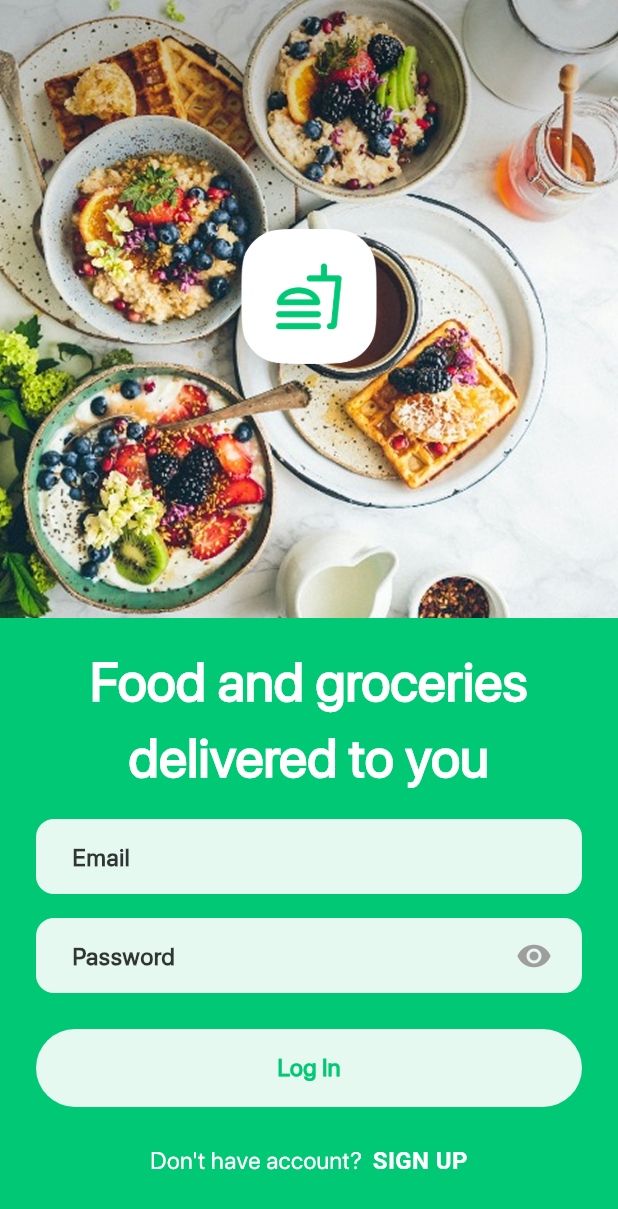
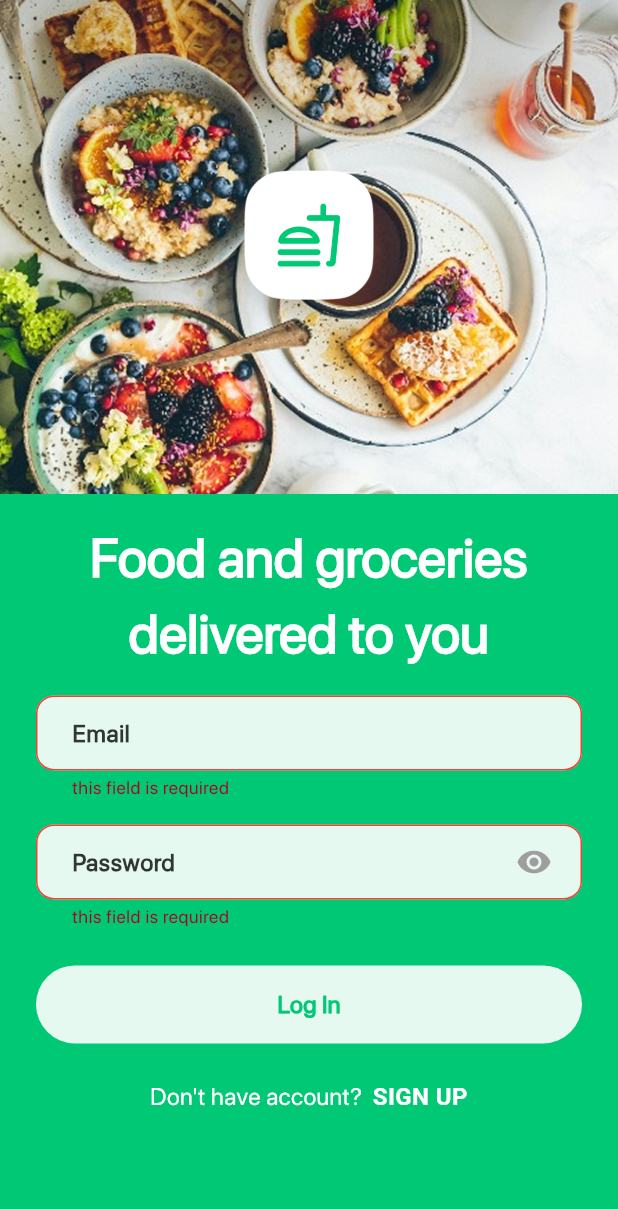
Before and after one commit to FakhrElddin/street_bite_app, a Flutter app: the screen it shows after launch, after a tap on "Log In", on a phone screen of 412 x 824 dp. Shown: the top 1209 px of the screen. Run offline on Flutter 3.47's test engine with Material 3 defaults, Android fonts, the phone set to English and light mode, and no system bars; our stand-ins replace cloud_firestore, connectivity_plus, dartz, dio, firebase_auth, firebase_core and 4 more; accounts and stored records are empty.

Commit message:
finish login logic

```diff
--- a/lib/core/di/di.dart
+++ b/lib/core/di/di.dart
@@ -2,7 +2,9 @@ import 'package:get_it/get_it.dart';
 import 'package:street_bite_app/core/services/auth_service.dart';
 import 'package:street_bite_app/features/auth/data/repositories/auth_repo_impl.dart';
 import 'package:street_bite_app/features/auth/domain/repositories/auth_repo.dart';
+import 'package:street_bite_app/features/auth/domain/use_cases/login_use_case.dart';
 import 'package:street_bite_app/features/auth/domain/use_cases/register_use_case.dart';
+import 'package:street_bite_app/features/auth/presentation/manager/login_cubit/login_cubit.dart';
 import 'package:street_bite_app/features/auth/presentation/manager/register_cubit/register_cubit.dart';
 
 final getIt = GetIt.instance;
@@ -14,6 +16,12 @@ void configureDependencies() {
   getIt.registerFactory<RegisterUseCase>(
     () => RegisterUseCase(authRepo: getIt<AuthRepo>()),
   );
+  getIt.registerFactory<LoginCubit>(
+    () => LoginCubit(loginUseCase: getIt<LoginUseCase>()),
+  );
+  getIt.registerFactory<LoginUseCase>(
+    () => LoginUseCase(authRepo: getIt<AuthRepo>()),
+  );
   getIt.registerFactory<AuthRepo>(
     () => AuthRepoImpl(authService: getIt<AuthService>()),
   );
--- /dev/null
+++ b/lib/features/auth/presentation/manager/login_cubit/login_cubit.dart
@@ -0,0 +1,31 @@
+import 'package:flutter/material.dart';
+import 'package:flutter_bloc/flutter_bloc.dart';
+import 'package:street_bite_app/core/errors/failures.dart';
+import 'package:street_bite_app/features/auth/domain/entities/user_entity.dart';
+import 'package:street_bite_app/features/auth/domain/use_cases/login_use_case.dart';
+
+part 'login_state.dart';
+
+class LoginCubit extends Cubit<LoginState> {
+  LoginCubit({required this.loginUseCase}) : super(LoginInitial());
+
+  final LoginUseCase loginUseCase;
+
+  static LoginCubit get(BuildContext context) =>
+      BlocProvider.of<LoginCubit>(context);
+
+  void loginUser({
+    required String email,
+    required String password,
+  }) async {
+    emit(LoginLoading());
+    var either = await loginUseCase.call(
+      email: email,
+      password: password,
+    );
+    either.fold(
+      (failure) => emit(LoginError(failure: failure)),
+      (user) => emit(LoginSuccess(userEntity: user)),
+    );
+  }
+}
--- /dev/null
+++ b/lib/features/auth/presentation/manager/login_cubit/login_state.dart
@@ -0,0 +1,20 @@
+part of 'login_cubit.dart';
+
+@immutable
+sealed class LoginState {}
+
+final class LoginInitial extends LoginState {}
+
+final class LoginLoading extends LoginState {}
+
+final class LoginSuccess extends LoginState {
+  final UserEntity userEntity;
+
+  LoginSuccess({required this.userEntity});
+}
+
+final class LoginError extends LoginState {
+  final Failures failure;
+
+  LoginError({required this.failure});
+}
--- a/lib/features/auth/presentation/manager/register_cubit/register_cubit.dart
+++ b/lib/features/auth/presentation/manager/register_cubit/register_cubit.dart
@@ -1,7 +1,5 @@
-import 'package:bloc/bloc.dart';
 import 'package:flutter/material.dart';
 import 'package:flutter_bloc/flutter_bloc.dart';
-import 'package:meta/meta.dart';
 import 'package:street_bite_app/core/errors/failures.dart';
 import 'package:street_bite_app/features/auth/domain/entities/user_entity.dart';
 import 'package:street_bite_app/features/auth/domain/use_cases/register_use_case.dart';
--- a/lib/features/auth/presentation/screens/login_screen.dart
+++ b/lib/features/auth/presentation/screens/login_screen.dart
@@ -1,28 +1,56 @@
 import 'package:flutter/material.dart';
+import 'package:flutter_bloc/flutter_bloc.dart';
 import 'package:street_bite_app/core/config/app_theme.dart';
+import 'package:street_bite_app/core/di/di.dart';
 import 'package:street_bite_app/core/utils/app_colors.dart';
+import 'package:street_bite_app/core/utils/app_validators.dart';
+import 'package:street_bite_app/core/utils/custom_app_dialog.dart';
 import 'package:street_bite_app/core/widgets/custom_button.dart';
 import 'package:street_bite_app/core/widgets/custom_text_form_field.dart';
+import 'package:street_bite_app/features/auth/presentation/manager/login_cubit/login_cubit.dart';
 import 'package:street_bite_app/features/auth/presentation/screens/register_screen.dart';
 import 'package:street_bite_app/features/auth/presentation/widgets/auth_footer_section.dart';
 import 'package:street_bite_app/features/auth/presentation/widgets/auth_header.dart';
+import 'package:street_bite_app/features/main_navigation/presentation/screens/main_navigation_screen.dart';
 
-class LoginScreen extends StatelessWidget {
+class LoginScreen extends StatefulWidget {
   const LoginScreen({super.key});
+
+  @override
+  State<LoginScreen> createState() => _LoginScreenState();
+}
+
+class _LoginScreenState extends State<LoginScreen> {
+  TextEditingController emailController = TextEditingController();
+  TextEditingController passwordController = TextEditingController();
+  GlobalKey<FormState> formKey = GlobalKey<FormState>();
+  AutovalidateMode autoValidateMode = AutovalidateMode.disabled;
+
+  @override
+  void dispose() {
+    emailController.dispose();
+    passwordController.dispose();
+    super.dispose();
+  }
 
   @override
   Widget build(BuildContext context) {
     final screenHeight = MediaQuery.sizeOf(context).height;
-    return Theme(
+    return BlocProvider(
+      create: (context) => getIt<LoginCubit>(),
+      child: Theme(
         data: AppTheme.authTheme,
         child: Scaffold(
           backgroundColor: AppColors.primaryColor,
-        body: SingleChildScrollView(
+          body: Form(
+            key: formKey,
+            autovalidateMode: autoValidateMode,
+            child: SingleChildScrollView(
               child: Column(
                 children: [
                   AuthHeader(
-              backgroundImageHeight: screenHeight * 0.5,
-              logoHeight: screenHeight * 0.157,
+                    backgroundImageHeight: screenHeight * 0.4,
+                    logoHeight: screenHeight * 0.15,
                   ),
                   SizedBox(height: 16),
                   Padding(
@@ -40,27 +68,67 @@ class LoginScreen extends StatelessWidget {
                         ),
                         SizedBox(height: 16),
                         CustomTextFormField(
+                          controller: emailController,
                           labelText: 'Email',
                           hintText: 'Enter Your Email',
                           textInputAction: TextInputAction.next,
                           keyboardType: TextInputType.emailAddress,
-                    validator: (value) {
-                      return null;
-                    },
+                          validator: AppValidators.validateEmail,
                         ),
                         SizedBox(height: 16),
                         CustomTextFormField(
+                          controller: passwordController,
                           labelText: 'Password',
                           hintText: 'Enter Your Password',
                           isPassword: true,
                           textInputAction: TextInputAction.done,
                           keyboardType: TextInputType.visiblePassword,
-                    validator: (value) {
-                      return null;
+                          validator: AppValidators.validate,
+                        ),
+                        SizedBox(height: 24),
+                        BlocConsumer<LoginCubit, LoginState>(
+                          listener: (context, state) {
+                            if (state is LoginError) {
+                              CustomAppDialog.showError(
+                                context: context,
+                                title: 'Error',
+                                description: state.failure.errorMessage,
+                              );
+                            } else if (state is LoginSuccess) {
+                              Navigator.pushAndRemoveUntil(
+                                context,
+                                MaterialPageRoute(
+                                  builder: (context) => MainNavigationScreen(),
+                                ),
+                                (route) => false,
+                              );
+                            }
+                          },
+                          builder: (context, state) {
+                            if (state is LoginLoading) {
+                              return Center(
+                                child: CircularProgressIndicator(
+                                  color: AppColors.greenLightColor,
+                                ),
+                              );
+                            }
+                            return CustomTextButton(
+                              text: 'Log In',
+                              onTap: () {
+                                if (formKey.currentState!.validate()) {
+                                  LoginCubit.get(context).loginUser(
+                                    email: emailController.text,
+                                    password: passwordController.text,
+                                  );
+                                } else {
+                                  setState(() {
+                                    autoValidateMode = AutovalidateMode.always;
+                                  });
+                                }
+                              },
+                            );
                           },
                         ),
-                  SizedBox(height: 24),
-                  CustomTextButton(text: 'Log In', onTap: () {}),
                         SizedBox(height: 24),
                         AuthFooterSection(
                           questionText: "Don't have account? ",
@@ -74,7 +142,7 @@ class LoginScreen extends StatelessWidget {
                             );
                           },
                         ),
-                  SafeArea(bottom: true, child: SizedBox.shrink()),
+                        SizedBox(height: 24),
                       ],
                     ),
                   ),
@@ -82,6 +150,8 @@ class LoginScreen extends StatelessWidget {
               ),
             ),
           ),
+        ),
+      ),
     );
   }
 }
```
Lines whose indentation alone changed are shown as unchanged.
